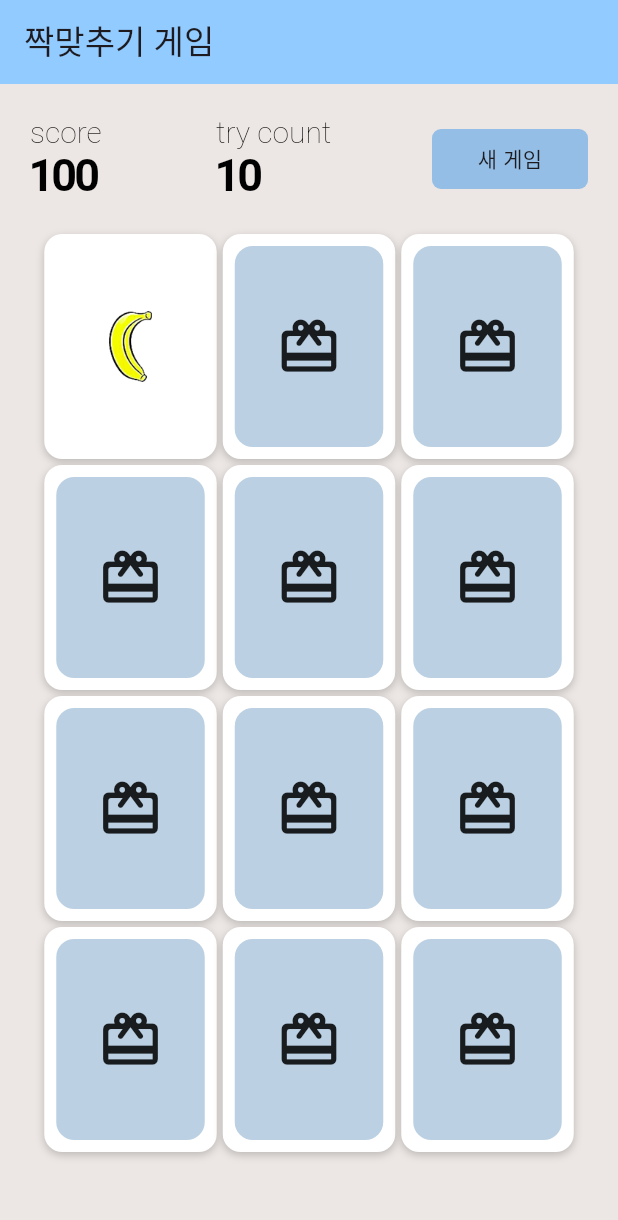
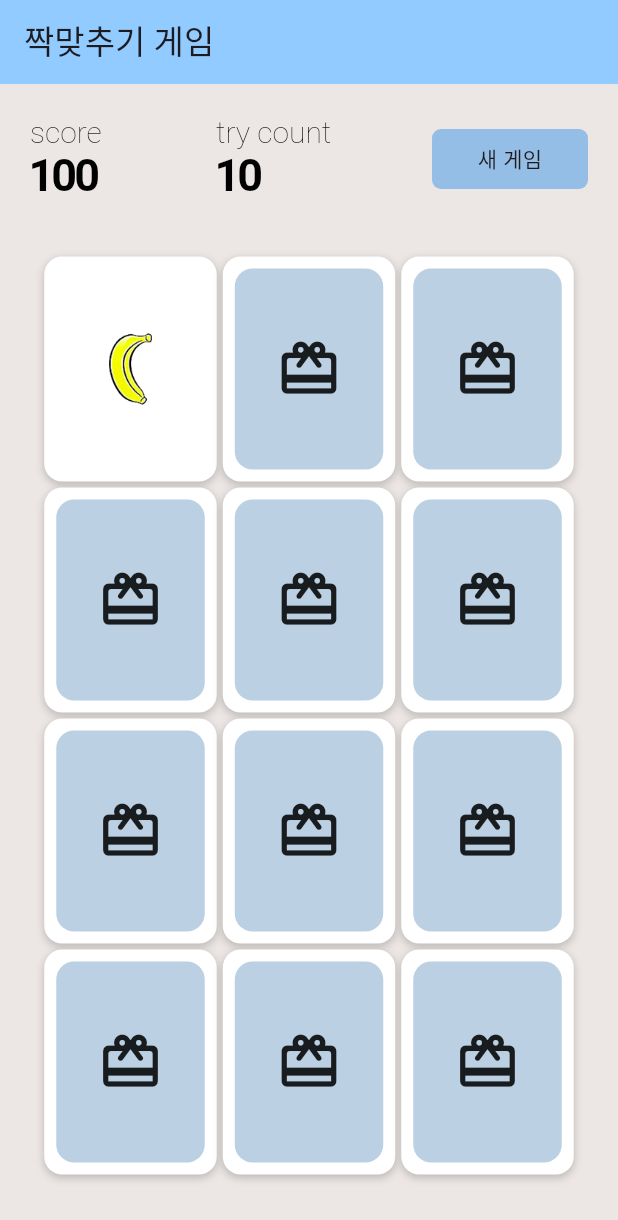
Before and after one commit to hippieperm/2025, a Flutter app: the screen it shows after launch, after a tap on the "card giftcard" icon, on a phone screen of 412 x 824 dp. Shown: the top 1220 px of the screen. Run offline on Flutter 3.47's test engine with Material 3 defaults, Android fonts, the phone set to English and light mode, and no system bars.

Commit message:
✨ 카드 게임 시도 횟수 및 UI 개선
- Home 위젯에 시도 횟수 관리 로직 추가
- CardBoards에 시도 횟수 업데이트 콜백 구현
- Header 위젯의 tryCount 파라미터 추가
- 카드 매칭 시 시도 횟수 증가 기능 도입

```diff
--- a/lib/main.dart
+++ b/lib/main.dart
@@ -18,7 +18,7 @@ class MyApp extends StatelessWidget {
         colorScheme: ColorScheme.fromSeed(seedColor: Colors.deepPurple),
         useMaterial3: true,
       ),
-      home: const Home(),
+      home: Home(),
     );
   }
 }
--- a/lib/src/card_boards.dart
+++ b/lib/src/card_boards.dart
@@ -3,7 +3,12 @@ import 'package:flutter/material.dart';
 import 'card.dart';
 
 class CardBoards extends StatefulWidget {
-  const CardBoards({super.key});
+  final Function() updateTryCount;
+
+  const CardBoards({
+    super.key,
+    required this.updateTryCount,
+  });
 
   @override
   State<CardBoards> createState() => _CardBoardsState();
@@ -31,18 +36,21 @@ class _CardBoardsState extends State<CardBoards> {
 
   void onTapCard(int cardIndex) {
     print('$cardIndex 번째 카드를 선택하셨습니다.');
+
     if (instantFirstCard == -1) {
       instantFirstCard = cardIndex;
     } else {
       // 두번째 카드가 선택되었을때 로직 추가
+      widget.updateTryCount(); // 추가
+
       var firstCard = cards[instantFirstCard];
       var secondCard = cards[cardIndex];
 
       if (firstCard == secondCard) {
         print('짝이 맞았습니다.');
-        instantFirstCard = -1; // 추가
+        instantFirstCard = -1;
       } else {
-        resetInstantCards(instantFirstCard, cardIndex); // 추가
+        resetInstantCards(instantFirstCard, cardIndex);
       }
     }
     setState(() {
--- a/lib/src/header.dart
+++ b/lib/src/header.dart
@@ -1,10 +1,14 @@
 import 'package:flutter/material.dart';
 
 class Header extends StatelessWidget {
-  Header({super.key});
+  final int tryCount;
+
+  Header({
+    super.key,
+    this.tryCount = 0,
+  });
 
   int score = 100;
-  int tryCount = 10;
 
   @override
   Widget build(BuildContext context) {
--- a/lib/src/home.dart
+++ b/lib/src/home.dart
@@ -4,7 +4,12 @@ import 'card_boards.dart';
 import 'header.dart';
 
 class Home extends StatelessWidget {
-  const Home({super.key});
+  int tryCount = 10;
+
+  Home({super.key}); // 추가
+  void updateTryCount() {
+    print('시도 횟수를 업데이트합니다.');
+  }
 
   @override
   Widget build(BuildContext context) {
@@ -14,14 +19,22 @@ class Home extends StatelessWidget {
         title: const Text('짝맞추기 게임'),
         backgroundColor: const Color(0xff92CBFF),
       ),
-      body:  Padding(
-        padding: EdgeInsets.all(20.0),
+      body: Padding(
+        padding: const EdgeInsets.all(20.0),
         child: Column(
-          crossAxisAlignment: CrossAxisAlignment.center,
+          crossAxisAlignment: CrossAxisAlignment.stretch,
           children: [
-            Header(),
-            SizedBox(height: 20),
-            Expanded(child: CardBoards()),
+            Header(tryCount: tryCount),
+            Expanded(
+              child: Column(
+                children: [
+                  const SizedBox(height: 35),
+                  CardBoards(
+                    updateTryCount: updateTryCount,
+                  ),
+                ],
+              ),
+            ),
           ],
         ),
       ),
--- a/lib/member_card/main.dart
+++ b/lib/team_one_portfolio/main.dart
@@ -1,5 +1,5 @@
 import 'package:flutter/material.dart';
-import 'package:hard_study_2025/member_card/models/developer.dart';
+import 'package:hard_study_2025/team_one_portfolio/models/developer.dart';
 import 'models/member.dart';
 import 'widgets/member_card.dart';
 import 'widgets/developer_card.dart';
```
Also changed, not shown: lib/team_one_portfolio/models/developer.dart (renamed from lib/member_card/models/developer.dart), lib/team_one_portfolio/models/member.dart (renamed from lib/member_card/models/member.dart), lib/team_one_portfolio/widgets/developer_card.dart (renamed from lib/member_card/widgets/developer_card.dart), lib/team_one_portfolio/widgets/member_card.dart (renamed from lib/member_card/widgets/member_card.dart).
